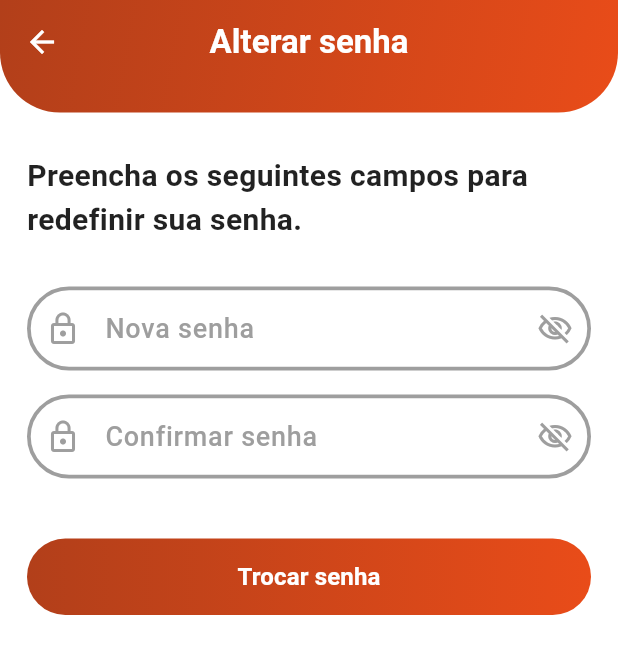
After one commit to RokaMokaHub/rokaMokaApp, a Flutter app: the ForgotPasswordScreen screen opened by its route, on a phone screen of 412 x 824 dp. The commit adds this screen. Shown: the top 654 px of the screen. Run offline on Flutter 3.47's test engine with Material 3 defaults, Android fonts, the phone set to English and light mode, and no system bars; our stand-ins replace device_info_plus, device_preview, flutter_secure_storage, font_awesome_flutter, google_fonts, image_picker and 2 more; missing offline and left inert: mobile_scanner; accounts and stored records are empty.

Commit message:
feat: Implementa fluxo de recuperação de senha e atualiza dependências
- Adiciona as telas `SendEmailForgotPasswordScreen` e `ForgotPasswordScreen` para gerenciar o envio de email e redefinição de senha.
- Implementa o método `sendEmailForgotPassword` em `UserService` e define novos endpoints de autenticação em `webservice.dart`, migrando rotas de `/user` para `/auth`.
- Configura as novas rotas (`sendEmailForgotPasswordRoute` e `forgotPasswordRoute`) em `main.dart` e `routes.dart`.
- Atualiza a tela de login (`ConnectPageScreen`) para navegar para a tela de envio de email ao clicar em "Esqueceu a senha?".
- Atualiza dependências do projeto no `pubspec.yaml` (`flutter_secure_storage`, `device_info_plus`, `flutter_lints`, etc.) e configurações do Gradle/Kotlin no projeto Android.

```diff
--- a/lib/constants/routes.dart
+++ b/lib/constants/routes.dart
@@ -13,3 +13,5 @@ const String permissionsRoute = '/permissions';
 const String permissionRequestRoute = '/permissionRequest';
 const String explorerRoute = '/explorer';
 const String switchPasswordRoute = '/switchPasswordRoute';
+const String sendEmailForgotPasswordRoute = '/forgotPasswordRoute';
+const String forgotPasswordRoute = '/forgotPassword';
--- a/lib/constants/webservice.dart
+++ b/lib/constants/webservice.dart
@@ -6,9 +6,9 @@ const String servidorRokaMoka = 'http://rokamoka.inf.ufpel.edu.br';
 const String activeserver = kReleaseMode ? servidorRokaMoka : devServer;
 
 // LOGIN
-const String loginEndpoint = '$activeserver/user/login';
+const String loginEndpoint = '$activeserver/auth/login';
 // RESET PASSWORD
-const String resetPasswordEndpoint = '$activeserver/user/reset-password';
+const String resetPasswordEndpoint = '$activeserver/auth/reset-password';
 // CREATE NORMAL USER
 const String createUserEndpoint = '$activeserver/user/normal/create';
 // CREATE ANON USER
@@ -33,3 +33,7 @@ const listPermissionsEndPoint = '$activeserver/evaluation/permission/list';
 String acceptPermissionEndpoint(int permissionId) => '$activeserver/evaluation/permission/accept/$permissionId';
 // admin reject permission
 String rejectPermissionEndpoint(int permissionId) => '$activeserver/evaluation/permission/deny/$permissionId';
+// send email forgot password
+String sendEmailForgotPasswordEndpoint(String email) => '$activeserver/auth/send-email/forgot-password/$email';
+// forgot password
+const forgotPasswordEndpoint = '$activeserver/auth/forgot-password';
--- a/lib/main.dart
+++ b/lib/main.dart
@@ -10,6 +10,8 @@ import 'package:roka_moka_app/presentation/controllers/home_controller.dart';
 import 'package:roka_moka_app/presentation/pages/collection_info_screen.dart';
 import 'package:roka_moka_app/presentation/pages/collections_screen.dart';
 import 'package:roka_moka_app/presentation/pages/explorer_screen.dart';
+import 'package:roka_moka_app/presentation/pages/forgot_password_screen.dart';
+import 'package:roka_moka_app/presentation/pages/send_email_forgot_password_screen.dart';
 import 'package:roka_moka_app/presentation/pages/permission_request_screen.dart';
 import 'package:roka_moka_app/presentation/pages/permission_screen.dart';
 import 'package:roka_moka_app/presentation/pages/post_qr_code_screen.dart';
@@ -96,6 +98,8 @@ class MyApp extends StatelessWidget {
         qrCodeRoute: (context) => QRCodeScreen(),
         explorerRoute: (context) => ExplorerScreen(),
         switchPasswordRoute: (context) => SwitchPasswordScreen(),
+        sendEmailForgotPasswordRoute: (context) => SendEmailForgotPasswordScreen(),
+        forgotPasswordRoute: (context) => ForgotPasswordScreen(),
         permissionRequestRoute: (context) {
           return SolicitarPermissaoScreen(
             onBack: () {
--- /dev/null
+++ b/lib/presentation/pages/forgot_password_screen.dart
@@ -0,0 +1,266 @@
+import 'package:flutter/foundation.dart';
+import 'package:flutter/material.dart';
+import 'package:roka_moka_app/constants/colors.dart';
+import 'package:roka_moka_app/domain/services/auth_service.dart';
+import 'package:roka_moka_app/domain/services/user_service.dart';
+
+import '../widgets/snack_bar_aceita.dart';
+import '../widgets/snack_bar_rejeitada.dart';
+
+class ForgotPasswordScreen extends StatefulWidget {
+  const ForgotPasswordScreen({super.key});
+
+  @override
+  State<ForgotPasswordScreen> createState() => _ForgotPasswordScreenState();
+}
+
+class _ForgotPasswordScreenState extends State<ForgotPasswordScreen> {
+  final _formKey = GlobalKey<FormState>();
+
+  final _senhaAntigaController = TextEditingController();
+  final _senhaAtualController = TextEditingController();
+  final _confirmarSenhaController = TextEditingController();
+
+  final userService = UserService();
+  final authService = AuthService();
+
+  String _email = '';
+  String _name = '';
+
+  bool _obscureAntiga = true;
+  bool _obscureAtual = true;
+  bool _obscureConfirmar = true;
+
+  @override
+  void initState() {
+    super.initState();
+    _loadUserInfo();
+  }
+
+  @override
+  void dispose() {
+    _senhaAntigaController.dispose();
+    _senhaAtualController.dispose();
+    _confirmarSenhaController.dispose();
+    super.dispose();
+  }
+
+  Future<void> _loadUserInfo() async {
+    final fetchedEmail = await authService.getEmail();
+    final fetchedUserName = await authService.getUserName();
+
+    setState(() {
+      _email = fetchedEmail ?? '';
+      _name = fetchedUserName ?? '';
+    });
+  }
+
+  String? _validatePassword(String? password) {
+    if (password == null || password.isEmpty) {
+      return 'A senha é obrigatória.';
+    }
+    if (password.length < 8) {
+      return 'Deve ter no mínimo 8 caracteres.';
+    }
+    if (!password.contains(RegExp(r'[0-9]'))) {
+      return 'Deve conter pelo menos um número.';
+    }
+    if (!password.contains(RegExp(r'[A-Z]'))) {
+      return 'Deve conter uma letra maiúscula.';
+    }
+    if (!password.contains(RegExp(r'[!@#$%^&*(),.?":{}|<>]'))) {
+      return 'Deve conter um caractere especial.';
+    }
+
+    return null;
+  }
+
+  void _trocarSenha() async {
+    Navigator.pop(context);
+  }
+
+  String _verificaRetornoLoginInvalido(String retorno) {
+    if (retorno == 'Unauthorized') {
+      return 'Credenciais inválidas, senha não foi alterada!';
+    }
+    if (retorno == "A senha informada é inválida") {
+      return 'A senha informada é inválida';
+    }
+    return 'Erro desconhecido';
+  }
+
+  @override
+  Widget build(BuildContext context) {
+    return Scaffold(
+      backgroundColor: Colors.white,
+
+      appBar: PreferredSize(
+        preferredSize: const Size.fromHeight(75),
+        child: AppBar(
+          backgroundColor: Colors.transparent,
+          elevation: 0,
+          leading: IconButton(
+            icon: const Icon(Icons.arrow_back, color: Colors.white),
+            onPressed: () => Navigator.pop(context),
+          ),
+          flexibleSpace: Container(
+            decoration: const BoxDecoration(
+              gradient: LinearGradient(
+                colors: [
+                  Color(primaryColorGradient),
+                  Color(secondaryColorGradient),
+                ],
+                begin: Alignment.topLeft,
+                end: Alignment.bottomRight,
+              ),
+              borderRadius: BorderRadius.only(
+                bottomLeft: Radius.circular(40),
+                bottomRight: Radius.circular(40),
+              ),
+            ),
+          ),
+          title: const Text(
+            'Alterar senha',
+            style: TextStyle(color: Colors.white, fontWeight: FontWeight.bold),
+          ),
+          centerTitle: true,
+        ),
+      ),
+
+      body: Padding(
+        padding: const EdgeInsets.all(18),
+        child: Form(
+          key: _formKey,
+          child: Column(
+            crossAxisAlignment: CrossAxisAlignment.stretch,
+            children: [
+              const SizedBox(height: 10),
+              const Text(
+                'Preencha os seguintes campos para redefinir sua senha.',
+                style: TextStyle(
+                  fontSize: 20,
+                  color: Colors.black87,
+                  fontWeight: FontWeight.w600,
+                ),
+              ),
+              const SizedBox(height: 30),
+
+              // nova senha (VALIDAÇÃO FORTE)
+              _buildPasswordField(
+                label: 'Nova senha',
+                controller: _senhaAtualController,
+                obscure: _obscureAtual,
+                onToggle: () {
+                  setState(() => _obscureAtual = !_obscureAtual);
+                },
+                validator: _validatePassword,
+              ),
+
+              const SizedBox(height: 16),
+
+              // Confirmar senha (VALIDAÇÃO FORTE + IGUALDADE)
+              _buildPasswordField(
+                label: 'Confirmar senha',
+                controller: _confirmarSenhaController,
+                obscure: _obscureConfirmar,
+                onToggle: () {
+                  setState(() => _obscureConfirmar = !_obscureConfirmar);
+                },
+                validator: (value) {
+                  final valid = _validatePassword(value);
+                  if (valid != null) return valid;
+
+                  if (value != _senhaAtualController.text) {
+                    return 'As senhas não coincidem';
+                  }
+                  return null;
+                },
+              ),
+
+              const SizedBox(height: 40),
+
+              // Botão trocar senha
+              Container(
+                decoration: BoxDecoration(
+                  gradient: LinearGradient(
+                    colors: [
+                      Color(primaryColorGradient),
+                      Color(secondaryColorGradient),
+                    ],
+                  ),
+                  borderRadius: BorderRadius.circular(50),
+                ),
+                child: ElevatedButton(
+                  onPressed: _trocarSenha,
+                  style: ElevatedButton.styleFrom(
+                    backgroundColor: Colors.transparent,
+                    shadowColor: Colors.transparent,
+                    padding: const EdgeInsets.symmetric(vertical: 14),
+                    shape: RoundedRectangleBorder(
+                      borderRadius: BorderRadius.circular(50),
+                    ),
+                  ),
+                  child: const Text(
+                    'Trocar senha',
+                    style: TextStyle(
+                      fontSize: 16,
+                      fontWeight: FontWeight.w600,
+                      color: Colors.white,
+                    ),
+                  ),
+                ),
+              ),
+            ],
+          ),
+        ),
+      ),
+    );
+  }
+
+  // ------------------ WIDGET DE TEXTO DE SENHA ------------------
+  Widget _buildPasswordField({
+    required String label,
+    required TextEditingController controller,
+    required bool obscure,
+    required VoidCallback onToggle,
+    String? Function(String?)? validator,
+  }) {
+    return TextFormField(
+      controller: controller,
+      obscureText: obscure,
+      validator: validator,
+      decoration: InputDecoration(
+        prefixIcon: const Icon(Icons.lock_outline, color: Colors.grey),
+        suffixIcon: IconButton(
+          icon: Icon(
+            obscure ? Icons.visibility_off_outlined : Icons.visibility_outlined,
+            color: Colors.grey,
+          ),
+          onPressed: onToggle,
+        ),
+        labelText: label,
+        labelStyle: const TextStyle(
+          color: Colors.grey,
+          fontWeight: FontWeight.w500,
+          fontSize: 18,
+        ),
+        enabledBorder: OutlineInputBorder(
+          borderRadius: BorderRadius.circular(50),
+          borderSide: const BorderSide(color: Colors.grey, width: 2.5),
+        ),
+        focusedBorder: OutlineInputBorder(
+          borderRadius: BorderRadius.circular(50),
+          borderSide: const BorderSide(color: Color(0xFFFF8734), width: 3),
+        ),
+        errorBorder: OutlineInputBorder(
+          borderRadius: BorderRadius.circular(50),
+          borderSide: const BorderSide(color: Colors.red, width: 2.5),
+        ),
+        focusedErrorBorder: OutlineInputBorder(
+          borderRadius: BorderRadius.circular(50),
+          borderSide: const BorderSide(color: Colors.redAccent, width: 3),
+        ),
+      ),
+    );
+  }
+}
```
Also changed, not shown: lib/domain/services/user_service.dart (+26 -8 lines), lib/presentation/pages/connect_page_screen.dart (+17 -18 lines), lib/presentation/pages/send_email_forgot_password_screen.dart (added, +188 -0 lines), pubspec.yaml (+4 -4 lines), pubspec.lock, 2 other files.
